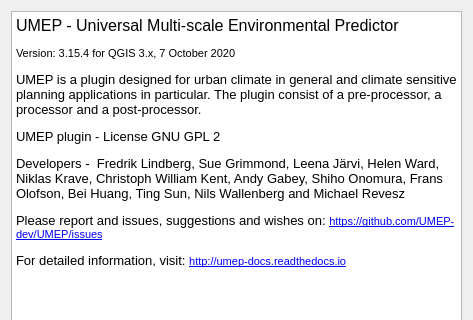
Old version of the form UMEP_about.ui in the repository UMEP-dev/UMEP; both pictures show x 0 to 473 and y 0 to 320 of the 473 by 478 pixel window.
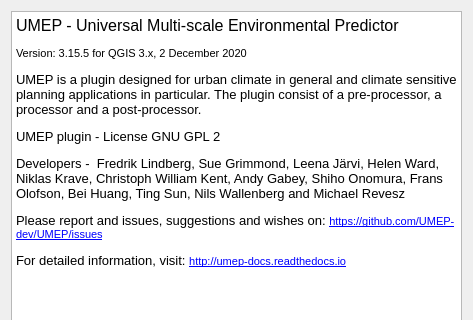
New version of the form.

```diff
--- a/UMEP_about.ui
+++ b/UMEP_about.ui
@@ -31,7 +31,7 @@
 p, li { white-space: pre-wrap; }
 &lt;/style&gt;&lt;/head&gt;&lt;body style=&quot; font-family:'MS Shell Dlg 2'; font-size:8.25pt; font-weight:400; font-style:normal;&quot;&gt;
 &lt;p style=&quot; margin-top:0px; margin-bottom:0px; margin-left:0px; margin-right:0px; -qt-block-indent:0; text-indent:0px;&quot;&gt;&lt;span style=&quot; font-size:12pt;&quot;&gt;UMEP - Universal Multi-scale Environmental Predictor &lt;/span&gt;&lt;/p&gt;
-&lt;p style=&quot; margin-top:12px; margin-bottom:12px; margin-left:0px; margin-right:0px; -qt-block-indent:0; text-indent:0px;&quot;&gt;&lt;span style=&quot; font-size:8pt;&quot;&gt;Version: 3.15.4 for QGIS 3.x, 7 October 2020&lt;/span&gt;&lt;/p&gt;
+&lt;p style=&quot; margin-top:12px; margin-bottom:12px; margin-left:0px; margin-right:0px; -qt-block-indent:0; text-indent:0px;&quot;&gt;&lt;span style=&quot; font-size:8pt;&quot;&gt;Version: 3.15.5 for QGIS 3.x, 2 December 2020&lt;/span&gt;&lt;/p&gt;
 &lt;p style=&quot; margin-top:12px; margin-bottom:12px; margin-left:0px; margin-right:0px; -qt-block-indent:0; text-indent:0px;&quot;&gt;&lt;span style=&quot; font-size:10pt;&quot;&gt;UMEP is a plugin designed for urban climate in general and climate sensitive planning applications in particular. The plugin consist of a pre-processor, a processor and a post-processor.&lt;/span&gt;&lt;/p&gt;
 &lt;p style=&quot; margin-top:12px; margin-bottom:12px; margin-left:0px; margin-right:0px; -qt-block-indent:0; text-indent:0px;&quot;&gt;&lt;span style=&quot; font-size:10pt;&quot;&gt;UMEP plugin - License GNU GPL 2&lt;/span&gt;&lt;/p&gt;
 &lt;p style=&quot; margin-top:12px; margin-bottom:12px; margin-left:0px; margin-right:0px; -qt-block-indent:0; text-indent:0px;&quot;&gt;&lt;span style=&quot; font-size:10pt;&quot;&gt;Developers -  Fredrik Lindberg, Sue Grimmond, Leena Järvi, Helen Ward, Niklas Krave, Christoph William Kent, Andy Gabey, Shiho Onomura, Frans Olofson, Bei Huang, Ting Sun, Nils Wallenberg and Michael Revesz&lt;/span&gt;&lt;/p&gt;
```
